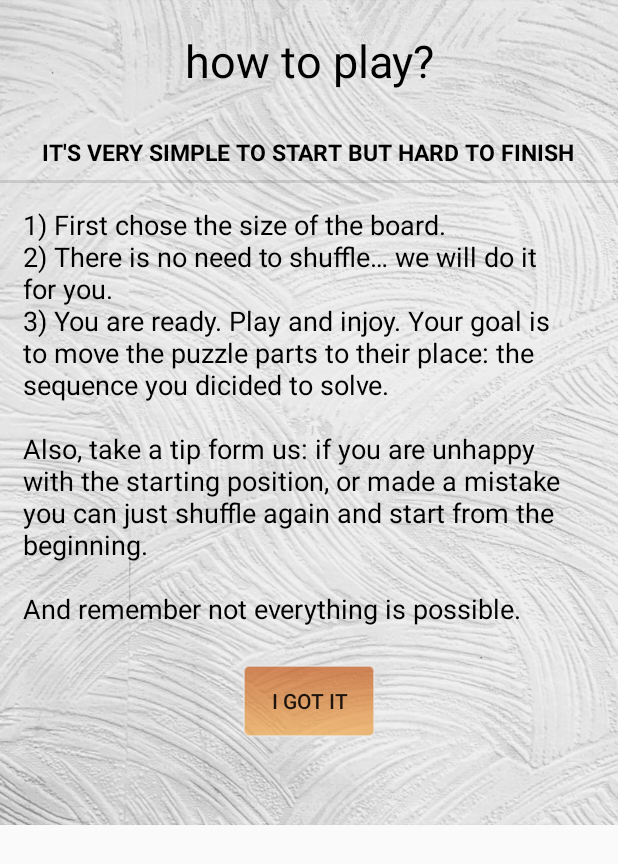
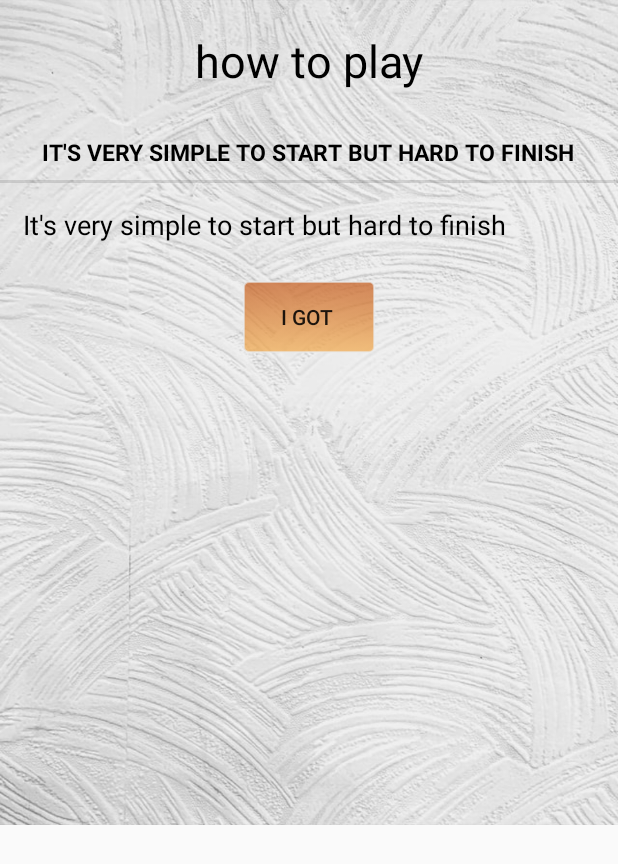
Before and after one commit to Galtager/PuzzleGame, an Android app: the layout dialog_info.xml on its own in the app's theme, with its tools: preview values and no code run, on a phone screen of 412 x 824 dp. Shown: the top 864 px of the screen. Run offline under Robolectric (Android 15) with nearby library versions, the phone set to English and light mode, and no system bars; Roboto replaces fonts that are not available here.

```diff
--- a/app/build.gradle
+++ b/app/build.gradle
@@ -26,6 +26,7 @@ dependencies {
     implementation fileTree(dir: "libs", include: ["*.jar"])
     implementation 'androidx.appcompat:appcompat:1.2.0'
     implementation 'androidx.constraintlayout:constraintlayout:1.1.3'
+    implementation 'androidx.legacy:legacy-support-v4:1.0.0'
     testImplementation 'junit:junit:4.12'
     androidTestImplementation 'androidx.test.ext:junit:1.1.1'
     androidTestImplementation 'androidx.test.espresso:espresso-core:3.2.0'
--- a/app/src/main/AndroidManifest.xml
+++ b/app/src/main/AndroidManifest.xml
@@ -9,8 +9,9 @@
         android:roundIcon="@mipmap/ic_launcher_round"
         android:supportsRtl="true"
         android:theme="@style/AppTheme">
-        <activity android:name=".GameActivity24"></activity>
-        <activity android:name=".GameActivity15"></activity>
+        <activity android:name=".ViewPager"></activity>
+        <activity android:name=".GameActivity24" />
+        <activity android:name=".GameActivity15" />
         <activity android:name=".GameActivity9" />
         <activity android:name=".ChooseDifficultActivity" />
         <activity android:name=".Home" />
--- a/app/src/main/res/values/strings.xml
+++ b/app/src/main/res/values/strings.xml
@@ -43,8 +43,8 @@
     <string name="sound_on">Sound On</string>
     <string name="sound_off">Sound OFF</string>
     <string name="accept_changes">Accept Changes</string>
-    <string name="i_got_it">I got it</string>
-    <string name="how_to_play">how to play?</string>
+    <string name="i_got_it">"I got "</string>
+    <string name="how_to_play">how to play</string>
     <string name="it_s_very_simple_to_start_but_hard_to_finish">It\'s very simple to start but hard to finish</string>
-    <string name="_1_first_chose_the_size_of_the_board_n2_there_is_no_need_to_shuffle_we_will_do_it_nfor_you_n3_you_are_ready_play_and_injoy_your_goal_is_to_move_the_puzzle_parts_to_their_place_the_sequence_you_dicided_to_solve_n_nalso_take_a_tip_form_us_if_you_are_unhappy_with_the_starting_position_or_made_a_mistake_you_can_just_shuffle_again_and_start_from_the_beginning_n_nand_remember_not_everything_is_possible">1) First chose the size of the board.\n2) There is no need to shuffle… we will do it\nfor you.\n3) You are ready. Play and injoy. Your goal is to move the puzzle parts to their place: the sequence you dicided to solve.\n \nAlso, take a tip form us: if you are unhappy with the starting position, or made a mistake you can just shuffle again and start from the beginning.\n \nAnd remember not everything is possible.</string>
+    <string name="_1_first_chose_the_size_of_the_board_n2_there_is_no_need_to_shuffle_we_will_do_it_nfor_you_n3_you_are_ready_play_and_injoy_your_goal_is_to_move_the_puzzle_parts_to_their_place_the_sequence_you_dicided_to_solve_n_nalso_take_a_tip_form_us_if_you_are_unhappy_with_the_starting_position_or_made_a_mistake_you_can_just_shuffle_again_and_start_from_the_beginning_n_nand_remember_not_everything_is_possible">It\'s very simple to start but hard to finish</string>
 </resources>
```
Also changed, not shown: app/src/main/java/com/example/puzzlegame/GameActivity15.java (+12 -1 lines), app/src/main/java/com/example/puzzlegame/GameActivity24.java (+11 -1 lines), app/src/main/java/com/example/puzzlegame/GameActivity9.java (+10 -1 lines), 1 other file.
